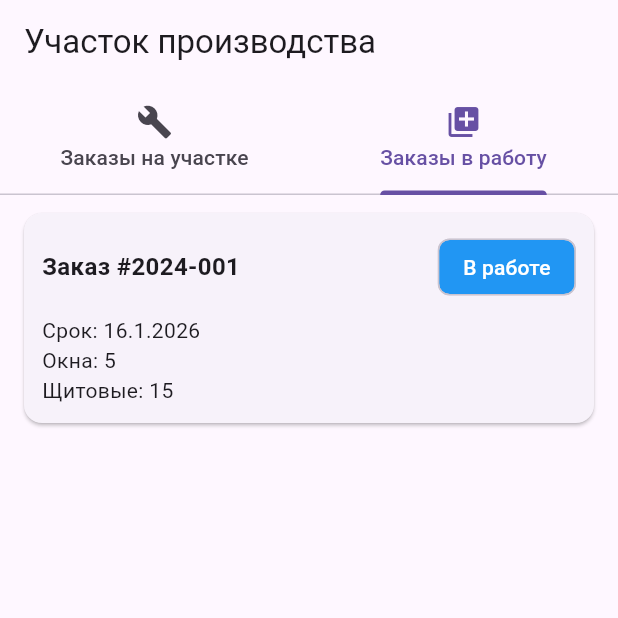
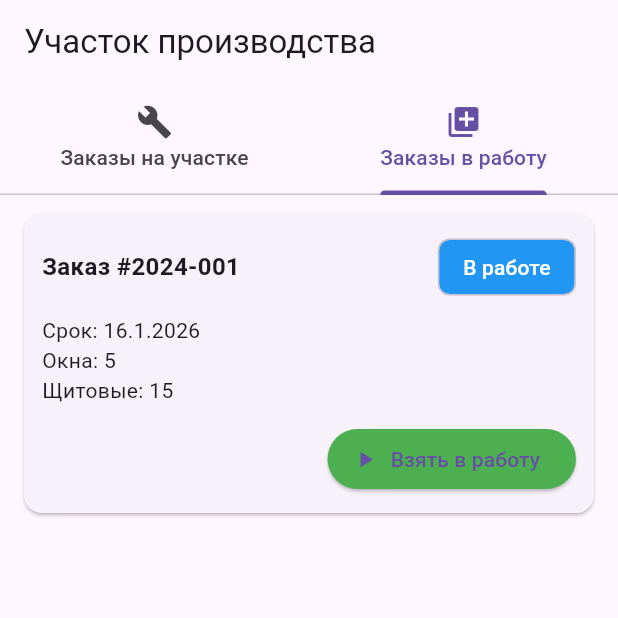
Before and after one commit to VictorNPisarev/KrG-Workshop_app, a Flutter app: the screen it shows after launch, tab 2 chosen, on a phone screen of 412 x 824 dp, the top half of it. Run offline on Flutter 3.47's test engine with Material 3 defaults, Android fonts, the light colour scheme and no system bars.

Commit message:
Добавил вкладки и кнопки Взять в работу и Завершить. Данные статичные тестовые

```diff
--- a/lib/screens/home_screen.dart
+++ b/lib/screens/home_screen.dart
@@ -75,7 +75,7 @@ class _HomeScreenState extends State<HomeScreen> with SingleTickerProviderStateM
                 OrderCard(
                     order: testOrder,
                     showCompleteButton: title == 'Заказы на участке',
-                    showStartButton: title == '№№Заказы в работу',
+                    showStartButton: title == 'Заказы в работу',
                     onCompletePressed: ()
                     {
                         print('Завершить заказ ${testOrder.orderNumber}');
```
